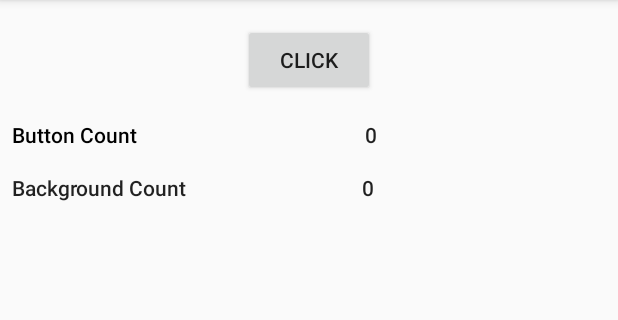
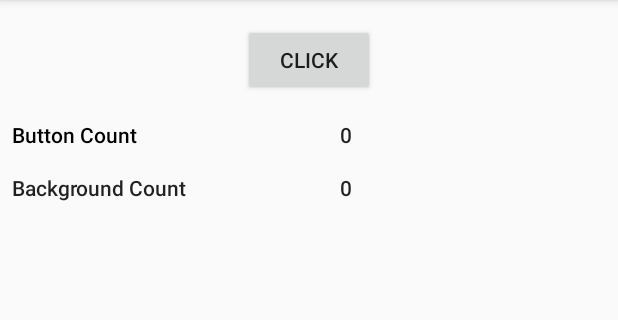
Before and after one commit to PremJ16/Round1, an Android app: the screen it shows after launch (MainActivity), on a phone screen of 412 x 824 dp, the part 84-404 px from its top. Run offline under Robolectric (Android 15) with nearby library versions, the phone set to English and light mode, and no system bars.

Commit message:
updated width

```diff
--- a/app/src/main/res/layout-land/activity_main.xml
+++ b/app/src/main/res/layout-land/activity_main.xml
@@ -54,7 +54,7 @@
 
             <TextView
                 android:id="@+id/buttoncounterTextView"
-                android:layout_width="wrap_content"
+                android:layout_width="82dp"
                 android:layout_height="wrap_content"
                 android:layout_marginTop="8sp"
                 android:layout_marginBottom="8sp"
--- a/app/src/main/res/layout/activity_main.xml
+++ b/app/src/main/res/layout/activity_main.xml
@@ -34,7 +34,7 @@
 
             <TextView
                 android:id="@+id/buttoncounterTextView"
-                android:layout_width="wrap_content"
+                android:layout_width="50sp"
                 android:layout_height="wrap_content"
                 android:layout_marginTop="8sp"
                 android:layout_marginBottom="8sp"
@@ -62,7 +62,7 @@
 
             <TextView
                 android:id="@+id/backgrouncounterTextView"
-                android:layout_width="79dp"
+                android:layout_width="50sp"
                 android:layout_height="wrap_content"
                 android:layout_marginTop="8sp"
                 android:layout_marginBottom="8sp"
```
